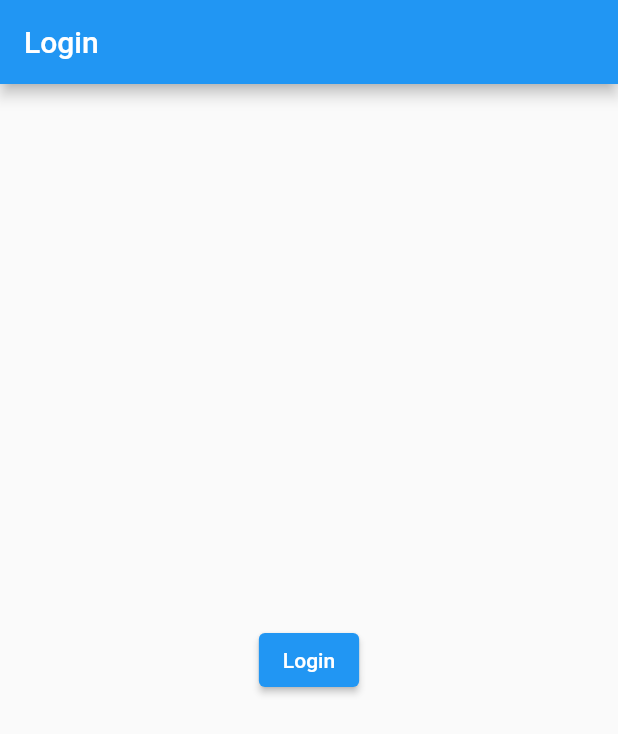
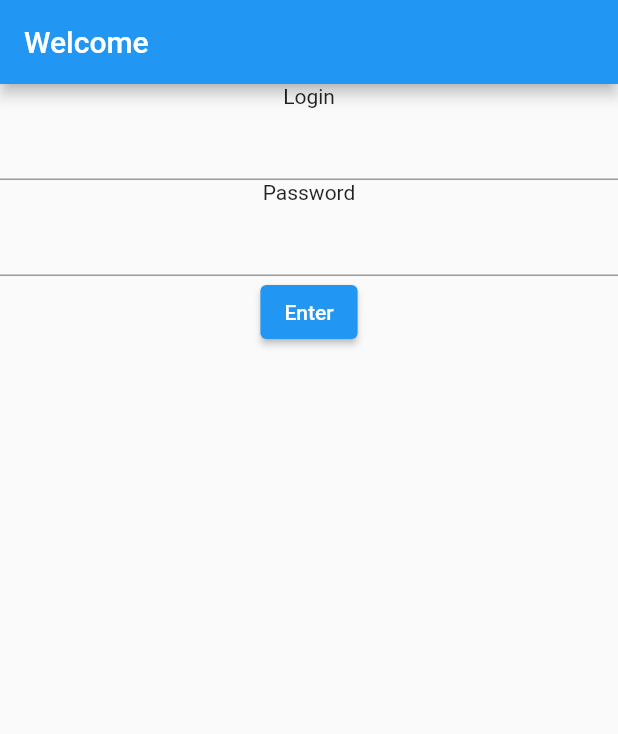
Before and after one commit to dltkdals-4en/cart_bloc, a Flutter app: the screen it shows after launch, on a phone screen of 412 x 824 dp. Shown: the top 734 px of the screen. Run offline on Flutter 3.47's test engine with Material 2 defaults, Android fonts, the phone set to English and light mode, and no system bars; our stand-ins replace bloc, flutter_bloc.

```diff
--- /dev/null
+++ b/lib/bloc/cart_bloc.dart
@@ -0,0 +1,30 @@
+
+import 'package:bloc/bloc.dart';
+import 'package:cart_bloc/src/item.dart';
+
+
+enum CartEventType { add, remove }
+
+class CartEvent {
+  final CartEventType type;
+  final Item item;
+
+  CartEvent(this.type, this.item);
+}
+
+class CartBloc extends Bloc<CartEvent, List<Item>> {
+  CartBloc() : super([]);
+
+  @override
+  Stream<List<Item>> mapEventToState(CartEvent event) async* {
+    switch (event.type) {
+      case CartEventType.add:
+        state.add(event.item);
+        break;
+      case CartEventType.remove:
+        state.remove(event.item);
+        break;
+    }
+    yield state;
+  }
+}
--- a/lib/main.dart
+++ b/lib/main.dart
@@ -1,47 +1,60 @@
-import 'package:cart_bloc/catalog.dart';
+import 'package:cart_bloc/src/login_screen.dart';
 import 'package:flutter/material.dart';
+import 'package:flutter_bloc/flutter_bloc.dart';
 
-void main() {
-  runApp(MyApp());
-}
+import 'bloc/cart_bloc.dart';
+
+void main() => runApp(MyApp());
 
 class MyApp extends StatelessWidget {
   // This widget is the root of your application.
+
   @override
   Widget build(BuildContext context) {
-    return MaterialApp(
-      title: 'Flutter Demo',
-      theme: ThemeData(
-        primarySwatch: Colors.blue,
+    return BlocProvider(
+      create: (BuildContext context) => CartBloc(),
+      child: MaterialApp(
+        title: 'Flutter Code Sample for material.Scaffold',
+        theme: ThemeData(
+          primarySwatch: Colors.blue,
+        ),
+        home: MyLoginScreen(),
       ),
-      home: LoginScreen(),
     );
   }
 }
 
-class LoginScreen extends StatefulWidget {
-  const LoginScreen({Key key}) : super(key: key);
+class MyStatefulWidget extends StatefulWidget {
+  MyStatefulWidget({Key key}) : super(key: key);
 
   @override
-  _LoginScreenState createState() => _LoginScreenState();
+  _MyStatefulWidgetState createState() => _MyStatefulWidgetState();
 }
 
-class _LoginScreenState extends State<LoginScreen> {
-  @override
+class _MyStatefulWidgetState extends State<MyStatefulWidget> {
+  int _count = 0;
+
   Widget build(BuildContext context) {
     return Scaffold(
       appBar: AppBar(
-        title: Text('Login'),
+        title: Text('Sample Code'),
       ),
       body: Center(
-        child: ElevatedButton(
-          onPressed: () {
-            Navigator.of(context)
-                .push(MaterialPageRoute(builder: (context) => Catalog()));
-          },
-          child: Text('Login'),
+        child: Text('You have pressed the button $_count times.'),
+      ),
+      bottomNavigationBar: BottomAppBar(
+        child: Container(
+          height: 50.0,
         ),
       ),
+      floatingActionButton: FloatingActionButton(
+        onPressed: () => setState(() {
+          _count++;
+        }),
+        tooltip: 'Increment Counter',
+        child: Icon(Icons.add),
+      ),
+      floatingActionButtonLocation: FloatingActionButtonLocation.centerDocked,
     );
   }
 }
--- /dev/null
+++ b/lib/src/login_screen.dart
@@ -0,0 +1,37 @@
+import 'package:flutter/material.dart';
+
+import 'catalog.dart';
+
+
+class MyLoginScreen extends StatefulWidget {
+  @override
+  _MyLoginScreenState createState() => _MyLoginScreenState();
+}
+
+class _MyLoginScreenState extends State<MyLoginScreen> {
+  final _loginController = TextEditingController();
+  final _passwordController = TextEditingController();
+
+  @override
+  Widget build(BuildContext context) {
+    return Scaffold(
+      appBar: AppBar(
+        title: Text('Welcome'),
+      ),
+      body: Column(
+        children: <Widget>[
+          Text('Login'),
+          TextField(controller: _loginController,),
+          Text('Password'),
+          TextField(controller: _passwordController,),
+          ElevatedButton(
+            onPressed: () {
+              Navigator.of(context).push(MaterialPageRoute(builder: (context) => MyCatalog()));
+            },
+            child: Text('Enter'),
+          )
+        ],
+      ),
+    );
+  }
+}
```
Also changed, not shown: lib/bloc/cart_provider.dart (added, +19 -0 lines), lib/catalog.dart (deleted, +0 -46 lines), lib/product/item.dart (deleted, +0 -14 lines), lib/src/cart.dart (added, +34 -0 lines), lib/src/catalog.dart (added, +78 -0 lines), lib/src/item.dart (added, +14 -0 lines).
